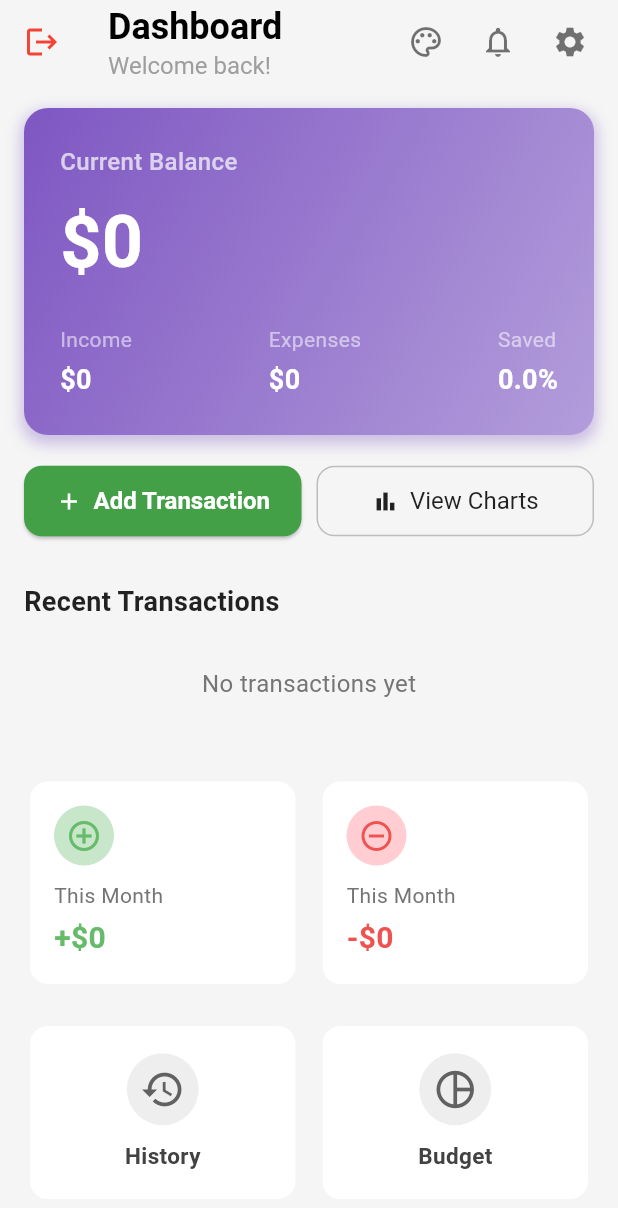
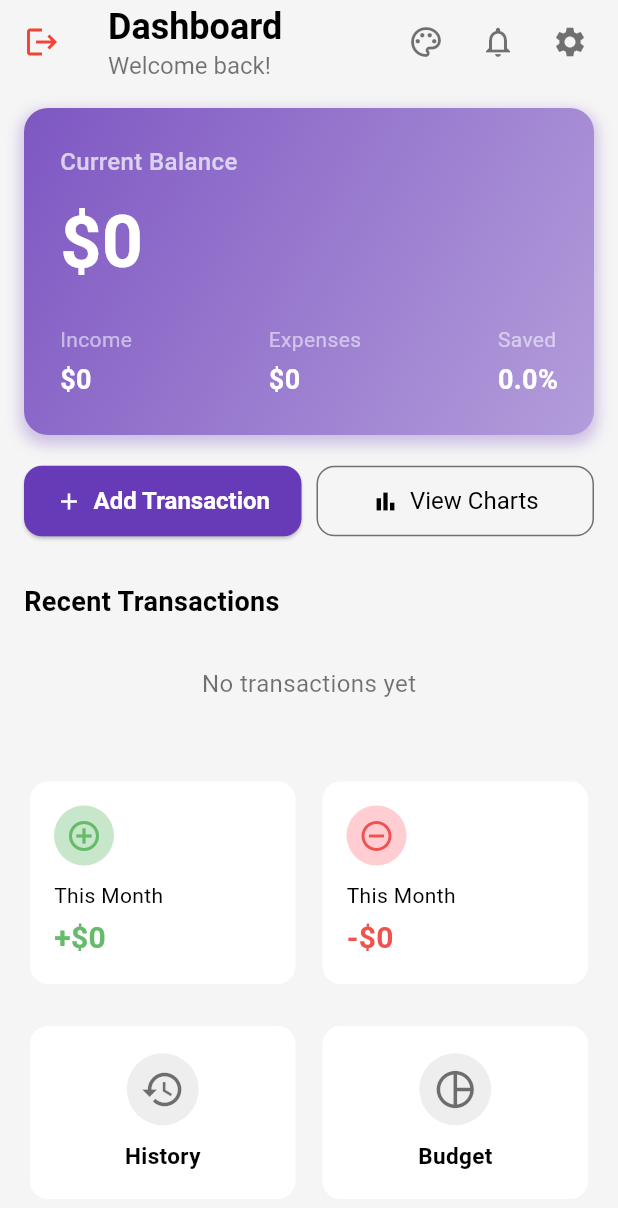
Before and after one commit to HAnh3112/mobile_final_project, a Flutter app: the DashboardScreen screen opened directly, on a phone screen of 412 x 824 dp. Shown: the top 1208 px of the screen. Run offline on Flutter 3.47's test engine with Material 3 defaults, Android fonts, the phone set to English and light mode, and no system bars; our stand-ins replace month_picker_dialog.

Commit message:
theme changing added to dashboard

```diff
--- a/lib/QuynhAnh_screens/dashboard.dart
+++ b/lib/QuynhAnh_screens/dashboard.dart
@@ -4,60 +4,65 @@ import 'package:final_project/DoanAnhVu/transaction_history_screen.dart';
 import 'package:final_project/QuynhAnh_screens/add_transaction_screen.dart';
 import 'package:final_project/screens_Giap/category_management_screen.dart';
 import 'package:flutter/material.dart';
+import 'package:final_project/ThemeChanging_HaiAnh/theme.dart';
+import 'package:final_project/ThemeChanging_HaiAnh/current_theme.dart';
 
+class DashboardScreen extends StatefulWidget {
+  @override
+  State<StatefulWidget> createState() => _DashboardScreenState();
+}
 
-class DashboardScreen extends StatelessWidget {
-  const DashboardScreen({super.key});
-
+class _DashboardScreenState extends State<DashboardScreen> {
   @override
   Widget build(BuildContext context) {
     return Scaffold(
-      backgroundColor: Colors.grey[100], // Màu nền tổng thể
+      backgroundColor: currentTheme.background_color,
       appBar: AppBar(
-        leading: IconButton(onPressed: (){
-          Navigator.pop(context);
-        },
-        icon: Icon(Icons.logout,color: Colors.red,)
+        leading: IconButton(
+          onPressed: () {
+            Navigator.pop(context);
+          },
+          icon: const Icon(Icons.logout, color: Colors.red),
         ),
-        backgroundColor: Colors.grey[100], // Match scaffold background
-        elevation: 0, // Bỏ đường kẻ dưới AppBar
-        title: const Column(
+        backgroundColor: currentTheme.background_color,
+        elevation: 0,
+        title: Column(
           crossAxisAlignment: CrossAxisAlignment.start,
           children: [
             Text(
               'Dashboard',
               style: TextStyle(
-                color: Colors.black,
+                color: currentTheme.main_text_color,
                 fontSize: 24,
                 fontWeight: FontWeight.bold,
               ),
             ),
             Text(
-              'Welcome back!',
-              style: TextStyle(color: Colors.grey, fontSize: 16),
+              'Welcome back!', //USER'S USERNAME HERE
+              style: TextStyle(color: currentTheme.sub_text_color, fontSize: 16),
             ),
           ],
         ),
         actions: [
           IconButton(
-            icon: const Icon(Icons.palette_outlined, color: Colors.black54),
-            onPressed: () {
-              // Handle icon press
-            },
+            icon: Icon(Icons.palette_outlined, color: currentTheme.sub_text_color),
+            onPressed: () {setState(() {
+              if(currentTheme == lightTheme){
+                currentTheme = darkTheme;
+              }else{
+                currentTheme = lightTheme;
+              }
+            });},
           ),
           IconButton(
-            icon: const Icon(Icons.notifications_none, color: Colors.black54),
-            onPressed: () {
-              // Handle icon press
-            },
+            icon: Icon(Icons.notifications_none, color: currentTheme.sub_text_color),
+            onPressed: () {},
           ),
           IconButton(
-            icon: const Icon(Icons.settings, color: Colors.black54),
-            onPressed: () {
-              // Handle icon press
-            },
+            icon: Icon(Icons.settings, color: currentTheme.sub_text_color),
+            onPressed: () {},
           ),
-          const SizedBox(width: 8), // Khoảng trống cuối cùng
+          const SizedBox(width: 8),
         ],
       ),
       body: SingleChildScrollView(
@@ -65,24 +70,23 @@ class DashboardScreen extends StatelessWidget {
         child: Column(
           crossAxisAlignment: CrossAxisAlignment.start,
           children: [
-            // Current Balance Card
             _buildBalanceCard(context),
             const SizedBox(height: 20),
-
-            // Action Buttons (Add Transaction, View Charts)
             Row(
               children: [
                 Expanded(
                   child: ElevatedButton.icon(
                     onPressed: () {
-                      // Navigate to Add Transaction screen
-                      Navigator.push(context, MaterialPageRoute(builder: (context) => AddTransactionScreen()));
+                      Navigator.push(
+                        context,
+                        MaterialPageRoute(builder: (context) => AddTransactionScreen()),
+                      );
                     },
                     icon: const Icon(Icons.add),
                     label: const Text('Add Transaction'),
                     style: ElevatedButton.styleFrom(
-                      backgroundColor: Colors.green[600], // Màu nền xanh
-                      foregroundColor: Colors.white, // Màu chữ và icon
+                      backgroundColor: currentTheme.main_button_color,
+                      foregroundColor: currentTheme.main_button_text_color,
                       padding: const EdgeInsets.symmetric(vertical: 14),
                       shape: RoundedRectangleBorder(
                         borderRadius: BorderRadius.circular(12),
@@ -97,21 +101,18 @@ class DashboardScreen extends StatelessWidget {
                 const SizedBox(width: 10),
                 Expanded(
                   child: OutlinedButton.icon(
-                    onPressed: () {
-                      // Navigate to View Charts screen
-                      // Navigator.push(context, MaterialPageRoute(builder: (context) => const ChartsScreen()));
-                    },
-                    icon: const Icon(Icons.bar_chart, color: Colors.black87),
-                    label: const Text(
+                    onPressed: () {},
+                    icon: Icon(Icons.bar_chart, color: currentTheme.main_text_color),
+                    label: Text(
                       'View Charts',
-                      style: TextStyle(color: Colors.black87),
+                      style: TextStyle(color: currentTheme.main_text_color),
                     ),
                     style: OutlinedButton.styleFrom(
                       padding: const EdgeInsets.symmetric(vertical: 14),
                       shape: RoundedRectangleBorder(
                         borderRadius: BorderRadius.circular(12),
                       ),
-                      side: BorderSide(color: Colors.grey[400]!), // Viền
+                      side: BorderSide(color: currentTheme.sub_text_color),
                       textStyle: const TextStyle(fontSize: 16),
                     ),
                   ),
@@ -119,91 +120,68 @@ class DashboardScreen extends StatelessWidget {
               ],
             ),
             const SizedBox(height: 30),
-
-            // Recent Transactions
             Row(
               mainAxisAlignment: MainAxisAlignment.start,
               children: [
-                const Text(
+                Text(
                   'Recent Transactions',
                   style: TextStyle(
                     fontSize: 18,
                     fontWeight: FontWeight.bold,
-                    color: Colors.black87,
+                    color: currentTheme.main_text_color,
                   ),
                 )
               ],
             ),
             const SizedBox(height: 10),
-            // Placeholder for transactions if empty
             Center(
               child: Padding(
                 padding: const EdgeInsets.symmetric(vertical: 20.0),
                 child: Text(
                   'No transactions yet',
-                  style: TextStyle(color: Colors.grey[600], fontSize: 16),
+                  style: TextStyle(color: currentTheme.sub_text_color, fontSize: 16),
                 ),
               ),
             ),
-
-            // Nếu có dữ liệu giao dịch, bạn sẽ dùng ListView.builder ở đây
-            // Ví dụ:
-            // ListView.builder(
-            //   shrinkWrap: true, // Quan trọng khi dùng trong SingleChildScrollView
-            //   physics: NeverScrollableScrollPhysics(), // Vô hiệu hóa cuộn riêng của ListView
-            //   itemCount: transactions.length,
-            //   itemBuilder: (context, index) {
-            //     return TransactionItem(transaction: transactions[index]);
-            //   },
-            // ),
             const SizedBox(height: 30),
-
-            // Monthly Summary Cards
             Row(
               children: [
                 Expanded(
                   child: _buildMonthlySummaryCard(
                     icon: Icons.add_circle_outline,
-                    color: Colors.green[400]!, // Màu xanh nhạt
+                    color: Colors.green[400]!,
                     label: 'This Month',
                     amount: '+\$0',
-                    iconBgColor: Colors.green[100]!, // Nền icon xanh nhạt
+                    iconBgColor: Colors.green[100]!,
                   ),
                 ),
                 const SizedBox(width: 10),
                 Expanded(
                   child: _buildMonthlySummaryCard(
                     icon: Icons.remove_circle_outline,
-                    color: Colors.red[400]!, // Màu đỏ nhạt
+                    color: Colors.red[400]!,
                     label: 'This Month',
                     amount: '-\$0',
-                    iconBgColor: Colors.red[100]!, // Nền icon đỏ nhạt
+                    iconBgColor: Colors.red[100]!,
                   ),
                 ),
               ],
             ),
             const SizedBox(height: 20),
-
-            // Grid of Feature Cards
             GridView.count(
               shrinkWrap: true,
-              physics:
-                  const NeverScrollableScrollPhysics(), // Vô hiệu hóa cuộn riêng của GridView
+              physics: const NeverScrollableScrollPhysics(),
               crossAxisCount: 2,
               crossAxisSpacing: 10,
               mainAxisSpacing: 10,
-              childAspectRatio: 1.5, // Tỷ lệ chiều rộng/chiều cao của mỗi item
+              childAspectRatio: 1.5,
               children: [
                 _buildFeatureCard(
                   context,
                   icon: Icons.history,
                   label: 'History',
                   onTap: () {
-                    // Navigate to History Screen
-                    Navigator.push(
-                      context,
-                      MaterialPageRoute(builder: (context) => TransactionHistoryScreen())
-                    );
+                    Navigator.push(context, MaterialPageRoute(builder: (context) => TransactionHistoryScreen()));
                   },
                 ),
                 _buildFeatureCard(
@@ -211,11 +189,7 @@ class DashboardScreen extends StatelessWidget {
                   icon: Icons.pie_chart_outline,
                   label: 'Budget',
                   onTap: () {
-                    // Navigate to Budget Screen
-                    Navigator.push(
-                      context,
-                      MaterialPageRoute(builder: (context) => BudgetPlanning())
-                    );
+                    Navigator.push(context, MaterialPageRoute(builder: (context) => BudgetPlanning()));
                   },
                 ),
                 _buildFeatureCard(
@@ -223,20 +197,14 @@ class DashboardScreen extends StatelessWidget {
                   icon: Icons.category_outlined,
                   label: 'Categories',
                   onTap: () {
-                    // Navigate to Categories Screen
-                    Navigator.push(
-                      context,
-                      MaterialPageRoute(builder: (context) => CategoryManagementScreen())
-                    );
+                    Navigator.push(context, MaterialPageRoute(builder: (context) => CategoryManagementScreen()));
                   },
                 ),
                 _buildFeatureCard(
                   context,
                   icon: Icons.notifications_active_outlined,
                   label: 'Reminders',
-                  onTap: () {
-                    // Navigate to Reminders Screen
-                  },
+                  onTap: () {},
                 ),
               ],
             ),
@@ -250,14 +218,7 @@ class DashboardScreen extends StatelessWidget {
     return Container(
       padding: const EdgeInsets.all(24.0),
       decoration: BoxDecoration(
-        gradient: LinearGradient(
-          colors: [
-            Colors.deepPurple[400]!, // Tím đậm
-            Colors.deepPurple[200]!, // Tím nhạt hơn
-          ],
-          begin: Alignment.topLeft,
-          end: Alignment.bottomRight,
-        ),
+        gradient: currentTheme.elevated_background_color,
         borderRadius: BorderRadius.circular(16),
         boxShadow: [
           BoxShadow(
@@ -308,7 +269,7 @@ class DashboardScreen extends StatelessWidget {
       children: [
         Text(
           label,
-          style: const TextStyle(color: Colors.white54, fontSize: 14),
+          style: TextStyle(color: Colors.white54, fontSize: 14),
         ),
         const SizedBox(height: 4),
         Text(
@@ -332,8 +293,8 @@ class DashboardScreen extends StatelessWidget {
   }) {
     return Card(
       shape: RoundedRectangleBorder(borderRadius: BorderRadius.circular(12)),
-      elevation: 0, // Bỏ đổ bóng
-      color: Colors.white, // Màu nền thẻ
+      elevation: 0,
+      color: currentTheme.sub_button_color,
       child: Padding(
         padding: const EdgeInsets.all(16.0),
         child: Column(
@@ -347,7 +308,7 @@ class DashboardScreen extends StatelessWidget {
             const SizedBox(height: 10),
             Text(
               label,
-              style: TextStyle(color: Colors.grey[600], fontSize: 14),
+              style: TextStyle(color: currentTheme.sub_button_text_color, fontSize: 14),
             ),
             const SizedBox(height: 4),
             Text(
@@ -375,7 +336,7 @@ class DashboardScreen extends StatelessWidget {
       child: Card(
         shape: RoundedRectangleBorder(borderRadius: BorderRadius.circular(12)),
         elevation: 0,
-        color: Colors.white,
+        color: currentTheme.sub_button_color,
         child: Column(
           mainAxisAlignment: MainAxisAlignment.center,
           children: [
@@ -384,7 +345,7 @@ class DashboardScreen extends StatelessWidget {
               backgroundColor: Colors.grey[200],
               child: Icon(
                 icon,
-                color: Colors.grey[700], // Màu icon
+                color: Colors.black54,
                 size: 30,
               ),
             ),
@@ -392,7 +353,7 @@ class DashboardScreen extends StatelessWidget {
             Text(
               label,
               style: TextStyle(
-                color: Colors.grey[800],
+                color: currentTheme.sub_button_text_color,
                 fontWeight: FontWeight.w600,
                 fontSize: 15,
               ),
--- /dev/null
+++ b/lib/ThemeChanging_HaiAnh/current_theme.dart
@@ -0,0 +1,3 @@
+import 'theme.dart';
+
+theme currentTheme = lightTheme;
--- a/lib/ThemeChanging_HaiAnh/theme.dart
+++ b/lib/ThemeChanging_HaiAnh/theme.dart
@@ -4,32 +4,64 @@ import 'package:flutter/material.dart';
 
 class theme {
   final Color background_color;
+  final LinearGradient elevated_background_color;
   final Color main_text_color;
   final Color sub_text_color;
   final Color main_button_color;
+  final Color main_button_text_color;
   final Color sub_button_color;
+  final Color sub_button_text_color;
+  final Color tab_bar_color;
 
   theme({
+    required this.elevated_background_color,
+    required this.main_button_text_color,
+    required this.sub_button_text_color,
     required this.background_color,
     required this.main_button_color,
     required this.main_text_color,
     required this.sub_button_color,
-    required this.sub_text_color
+    required this.sub_text_color,
+    required this.tab_bar_color
   });
 }
 
 theme lightTheme = theme(
   background_color: Colors.grey[100]!,
+  elevated_background_color:
+    LinearGradient(
+      colors: [
+        Colors.deepPurple[400]!,
+        Colors.deepPurple[200]!,
+      ],
+      begin: Alignment.topLeft,
+      end: Alignment.bottomRight,
+    ),
   main_text_color: Colors.black,
   sub_text_color: Colors.black54,
-  main_button_color: Colors.purple[400]!,
-  sub_button_color: Colors.white
+  main_button_color: Colors.deepPurple,
+  main_button_text_color: Colors.white,
+  sub_button_color: Colors.white,
+  sub_button_text_color: Colors.black,
+  tab_bar_color: Colors.deepPurple[400]!
 );
 
 theme darkTheme = theme(
   background_color: Colors.black,
+  elevated_background_color:
+    LinearGradient(
+      colors: [
+        Colors.deepPurple,
+        Colors.deepPurple[200]!,
+      ],
+      begin: Alignment.topLeft,
+      end: Alignment.bottomRight,
+    ),
+  main_text_color: Colors.white,
+  sub_text_color: Colors.grey[400]!,
   main_button_color: Colors.deepPurple,
-  main_text_color: Colors.white,
+  main_button_text_color: Colors.white,
   sub_button_color: Colors.grey[800]!,
-  sub_text_color: Colors.grey[400]!
+  sub_button_text_color: Colors.white,
+  tab_bar_color: Colors.deepPurple
 );
```
